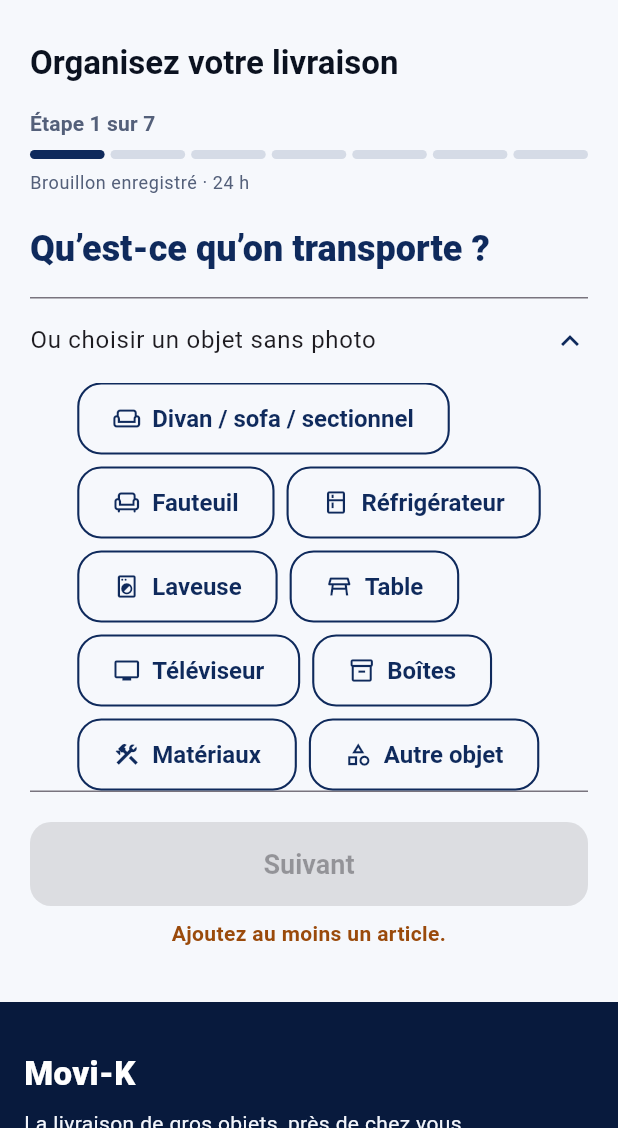
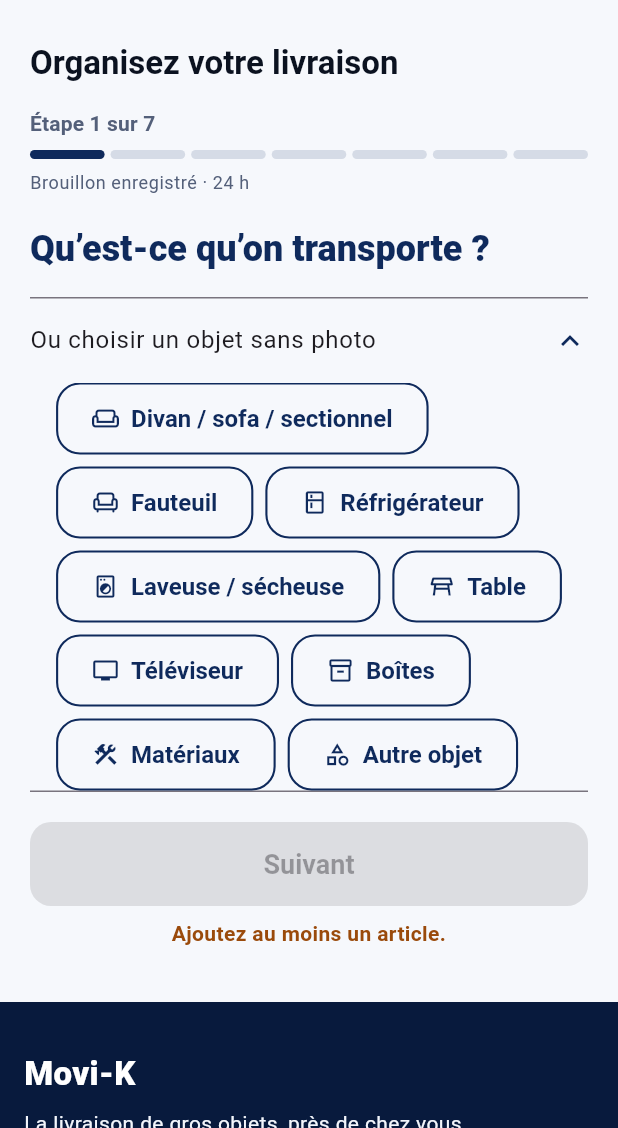
Before and after one commit to Solexiai/mecano-mobile, a Flutter app: the DeliveryRequestFlowScreen screen opened by its route, on a phone screen of 412 x 824 dp, the part 108-1236 px from its top. Run offline on Flutter 3.47's test engine with Material 3 defaults, Android fonts, the phone set to English and light mode, and no system bars; our stand-ins replace cloud_firestore, cloud_functions, firebase_auth, firebase_core, firebase_messaging, firebase_storage and 8 more; missing offline and left inert: dart:js_interop; accounts and stored records are empty; network calls fail.

Commit message:
fix(booking): say what to do when an item needs details; washer / dryer
- "special_details_required" now says how to unblock: choose the item
  type (e.g. Washer / dryer, quantity 2) or enter measurements and a
  precaution. The old text only said "needs more details".
- Several items on one photo: the card says so and asks for the type and
  the quantity, or one photo per item.
- The Washer type reads "Laveuse / sécheuse" (same category).

Display only.

Co-Authored-By: Claude Opus 5.5 <noreply@anthropic.com>
Claude-Session: https://claude.ai/code/session_016wdyjnMgpXu8tP4WYgSueY

```diff
--- a/lib/screens/delivery/delivery_request_flow_screen.dart
+++ b/lib/screens/delivery/delivery_request_flow_screen.dart
@@ -1038,7 +1038,7 @@ class _DeliveryRequestFlowScreenState extends State<DeliveryRequestFlowScreen>
     ),
     (
       'washer',
-      tr('Laveuse', 'Washer', 'Lavadora'),
+      tr('Laveuse / sécheuse', 'Washer / dryer', 'Lavadora / secadora'),
       Icons.local_laundry_service_outlined,
     ),
     ('table', tr('Table', 'Table', 'Mesa'), Icons.table_restaurant_outlined),
@@ -2053,10 +2053,11 @@ class _DeliveryRequestFlowScreenState extends State<DeliveryRequestFlowScreen>
       'Confirm the category and pictured item.',
       'Confirma la categoría y el objeto fotografiado.',
     ),
+    // Says what to do (2026-10-25): the old text did not.
     'special_details_required' => tr(
-      'Cet objet nécessite des précisions avant le calcul du prix.',
-      'This item needs more details before a price can be calculated.',
-      'Este objeto necesita más detalles antes de calcular el precio.',
+      'Un article est classé « Autre » ou « Matériaux ». Touchez « Compléter », puis sur l’article : choisissez son type (ex. Laveuse / sécheuse, quantité 2), ou ouvrez « Précisions sur l’objet » et indiquez ses mesures et une précaution.',
+      'An item is classified as “Other” or “Materials”. Tap “Complete”, then on the item: choose its type (e.g. Washer / dryer, quantity 2), or open “Item details” and enter its measurements and a precaution.',
+      'Un artículo está clasificado como «Otro» o «Materiales». Toca «Completar» y, en el artículo, elige su tipo (p. ej. Lavadora / secadora, cantidad 2), o abre «Detalles del objeto» e indica sus medidas y una precaución.',
     ),
     'no_eligible_photo_vehicle' => tr(
       'Aucun véhicule configuré ne répond aux informations fournies.',
--- a/lib/services/booking/booking_photo_analysis.dart
+++ b/lib/services/booking/booking_photo_analysis.dart
@@ -5,11 +5,16 @@ class BookingPhotoSuggestion {
     required this.label,
     required this.special,
     required this.uncertain,
+    this.multiple = false,
     this.sizeEstimate,
     this.sourcePhotoPath,
   });
   final String category, label;
   final bool special, uncertain;
+
+  /// Several items on one photo (2026-10-25): the customer is asked for one
+  /// photo per item, or the type and the quantity.
+  final bool multiple;
   final BookingPhotoSizeEstimate? sizeEstimate;
   final String? sourcePhotoPath;
   static const categories = {
@@ -59,6 +64,7 @@ class BookingPhotoSuggestion {
           ['materials', 'other'].contains(category) ||
           value['reason'] == 'special',
       uncertain: uncertain,
+      multiple: value['reason'] == 'multiple_objects',
       sizeEstimate: uncertain
           ? null
           : BookingPhotoSizeEstimate.parse(value['size_estimate']),
```
Also changed, not shown: lib/widgets/photo_booking_item.dart (+8 -1 lines), 1 other file.
